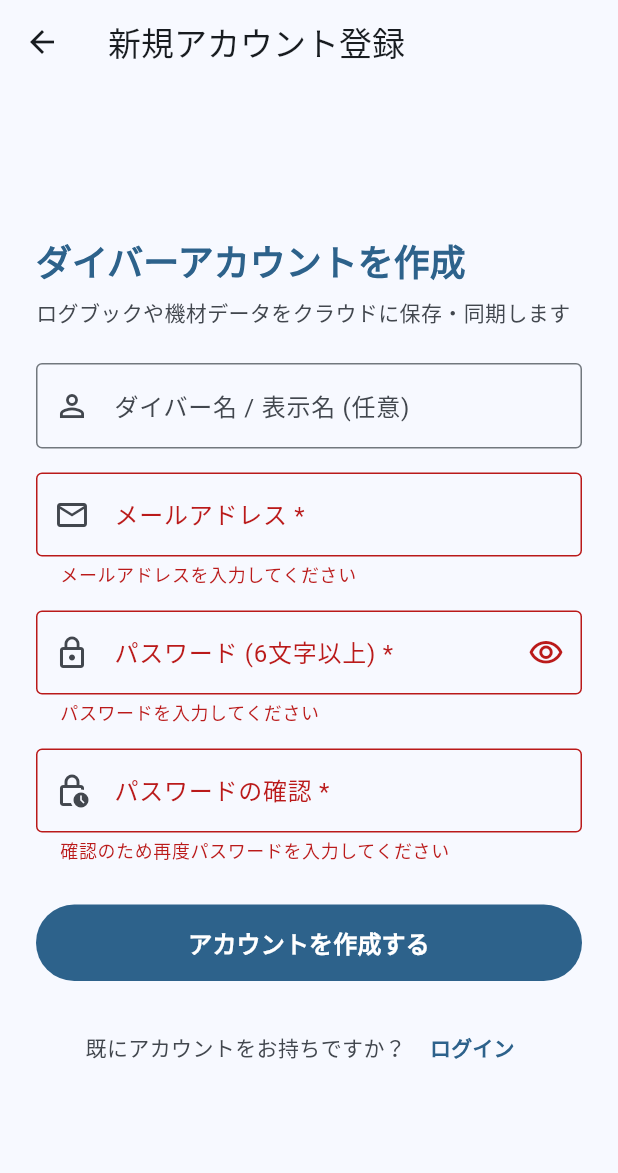
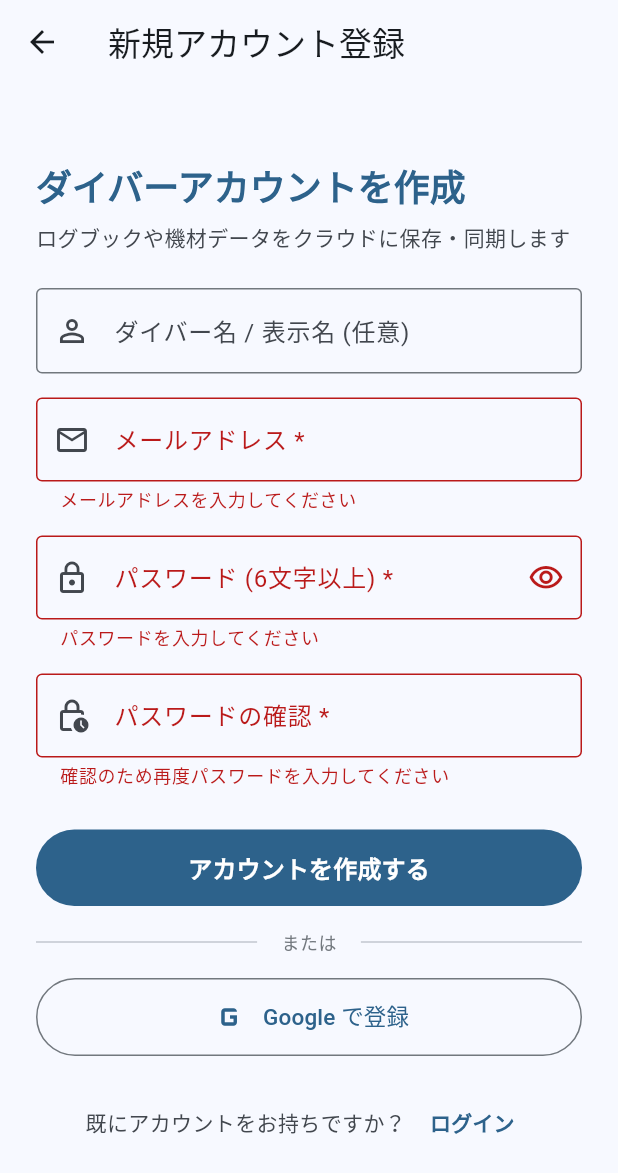
Before and after one commit to LiFE-124C41/scuba-life, a Flutter app: the SignUpPage screen opened directly, after a tap on "アカウントを作成する", on a phone screen of 412 x 824 dp. Shown: the top 1173 px of the screen. Run offline on Flutter 3.47's test engine with Material 3 defaults, Android fonts, the phone set to English and light mode, and no system bars; our stand-ins replace firebase_auth, firebase_core, flutter_map, flutter_riverpod, google_sign_in, latlong2; accounts and stored records are empty; generated files the repository leaves out were written again.

Commit message:
add google sso

```diff
--- a/lib/features/auth/interface/views/sign_up_page.dart
+++ b/lib/features/auth/interface/views/sign_up_page.dart
@@ -46,6 +46,24 @@ class _SignUpPageState extends ConsumerState<SignUpPage> {
     } else if (mounted) {
       final state = ref.read(authActionControllerProvider);
       final errorMsg = state.error?.toString() ?? 'アカウント登録に失敗しました。';
+      ScaffoldMessenger.of(context).showSnackBar(
+        SnackBar(
+          content: Text(errorMsg),
+          backgroundColor: Theme.of(context).colorScheme.error,
+        ),
+      );
+    }
+  }
+
+  Future<void> _handleGoogleSignUp() async {
+    final controller = ref.read(authActionControllerProvider.notifier);
+    final user = await controller.signInWithGoogle();
+
+    if (user != null && mounted) {
+      Navigator.of(context).pop();
+    } else if (mounted) {
+      final state = ref.read(authActionControllerProvider);
+      final errorMsg = state.error?.toString() ?? 'Googleでの登録に失敗しました。';
       ScaffoldMessenger.of(context).showSnackBar(
         SnackBar(
           content: Text(errorMsg),
@@ -228,6 +246,38 @@ class _SignUpPageState extends ConsumerState<SignUpPage> {
                                 ),
                               ),
                       ),
+                      const SizedBox(height: 16),
+
+                      // 区切り線
+                      Row(
+                        children: [
+                          const Expanded(child: Divider()),
+                          Padding(
+                            padding: const EdgeInsets.symmetric(horizontal: 16),
+                            child: Text(
+                              'または',
+                              style: theme.textTheme.bodySmall?.copyWith(
+                                color: colorScheme.outline,
+                              ),
+                            ),
+                          ),
+                          const Expanded(child: Divider()),
+                        ],
+                      ),
+                      const SizedBox(height: 16),
+
+                      // Google SSO 登録ボタン
+                      OutlinedButton.icon(
+                        onPressed: isLoading ? null : _handleGoogleSignUp,
+                        style: OutlinedButton.styleFrom(
+                          padding: const EdgeInsets.symmetric(vertical: 12),
+                        ),
+                        icon: const Icon(Icons.g_mobiledata, size: 28),
+                        label: const Text(
+                          'Google で登録',
+                          style: TextStyle(fontSize: 15),
+                        ),
+                      ),
                       const SizedBox(height: 20),
 
                       // ログインへの戻りリンク
```
Also changed, not shown: 1 other file.
